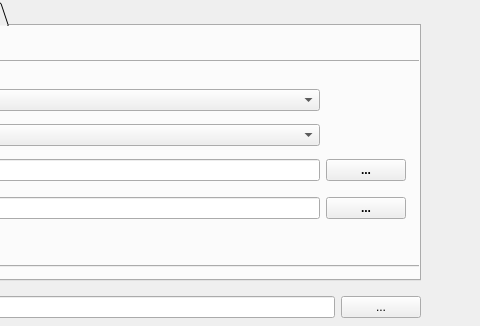
Qt form seat/stressor_receptor_calc_dialog_base.ui (sandialabs/seat-qgis-plugin) before a commit; both pictures show x 320 to 800 and y 100 to 426 of the 800 by 591 pixel window.
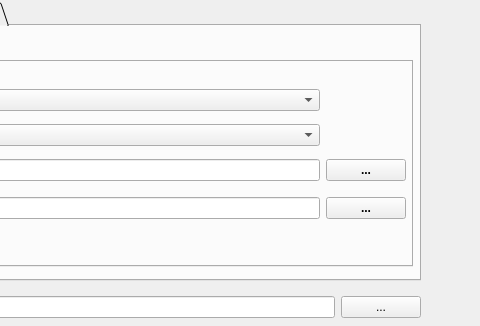
The same form after that commit. The open tabs and pages were chosen to show the change. Icons and pictures are not drawn.

Patch:
```diff
--- a/seat/stressor_receptor_calc_dialog_base.ui
+++ b/seat/stressor_receptor_calc_dialog_base.ui
@@ -697,7 +697,7 @@
       <rect>
        <x>10</x>
        <y>10</y>
-       <width>801</width>
+       <width>701</width>
        <height>231</height>
       </rect>
      </property>
@@ -918,7 +918,7 @@
       <attribute name="title">
        <string>Species Properties</string>
       </attribute>
-      <widget class="QWidget" name="">
+      <widget class="QWidget" name="layoutWidget">
        <property name="geometry">
         <rect>
          <x>11</x>
```
Left out of the diff: 2 changed lines with no effect on the pictures.
